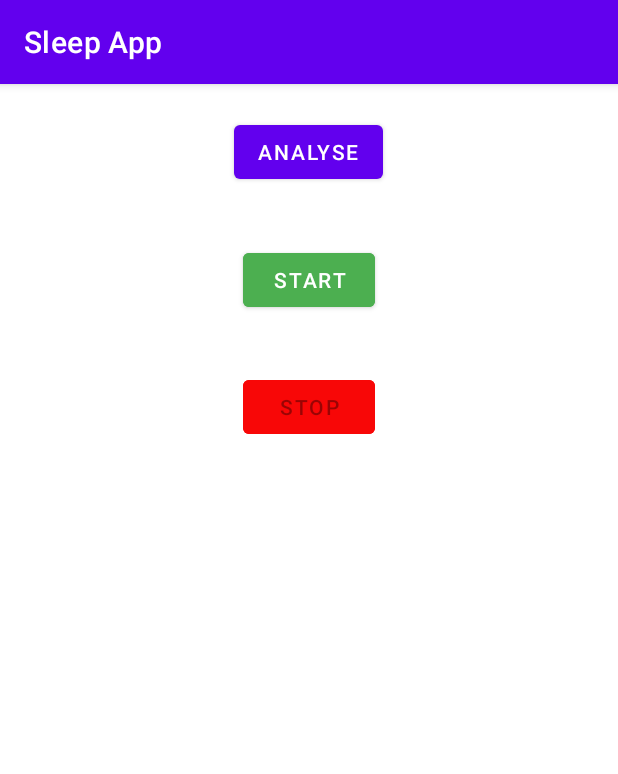
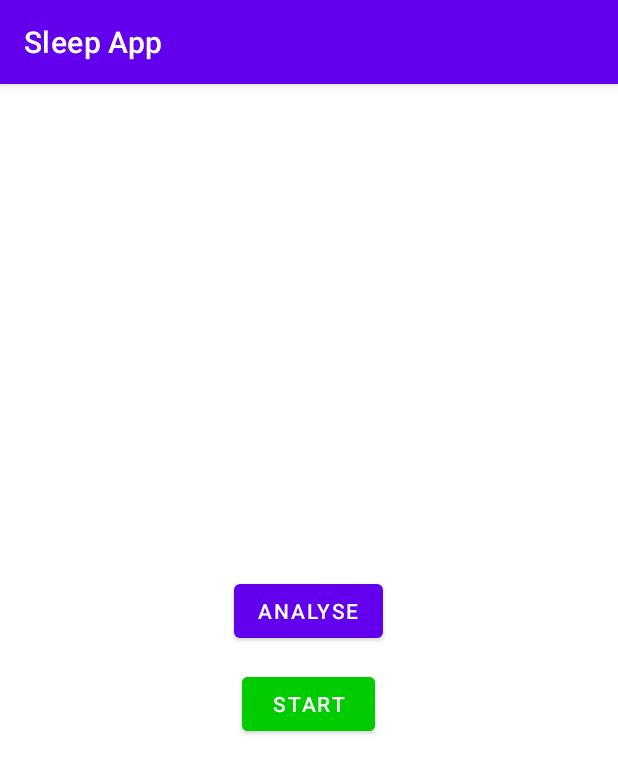
Before and after one commit to holworthy/sleep-app, an Android app: the screen it shows after launch (MainActivity), on a phone screen of 412 x 824 dp. Shown: the top 774 px of the screen. Run offline under Robolectric (Android 15) with nearby library versions, the phone set to English and light mode, and no system bars; 2 statements that could not run were skipped.

Commit message:
changed stop and start buttons into one

```diff
--- a/src/sleep-app/app/src/main/java/holworthy/sleepapp/MainActivity.java
+++ b/src/sleep-app/app/src/main/java/holworthy/sleepapp/MainActivity.java
@@ -6,6 +6,7 @@ import android.app.NotificationManager;
 import android.content.ComponentName;
 import android.content.Intent;
 import android.content.ServiceConnection;
+import android.graphics.Color;
 import android.os.Build;
 import android.os.Bundle;
 import android.os.Environment;
@@ -23,9 +24,8 @@ import java.util.ArrayList;
 
 public class MainActivity extends AppCompatActivity {
 
-	private Button startButton;
-	private Button stopButton;
 	private Button analyseButton;
+	private Button startStopButton;
 	private AlertDialog storageAlert;
 	private SleepService sleepService;
 
@@ -66,46 +66,34 @@ public class MainActivity extends AppCompatActivity {
 			overridePendingTransition(R.anim.slide_in_right, R.anim.slide_out_left);
 		});
 
-		startButton = findViewById(R.id.startButton);
-		stopButton = findViewById(R.id.stopButton);
+		startStopButton = findViewById(R.id.startStopButton);
 
 		Intent sleepServiceIntent = new Intent(this, SleepService.class);
 		class MyServiceConnection implements ServiceConnection {
 			@Override
 			public void onServiceConnected(ComponentName componentName, IBinder iBinder) {
 				sleepService = ((SleepService.MyBinder) iBinder).getService();
-
-				if(sleepService.isRecording()) {
-					stopButton.setEnabled(true);
-					startButton.setEnabled(false);
-				} else {
-					startButton.setEnabled(true);
-					stopButton.setEnabled(false);
-				}
+				updateStartStopButton();
+				startStopButton.setEnabled(true);
 			}
 
 			@Override
 			public void onServiceDisconnected(ComponentName componentName) {
-
+				sleepService = null;
 			}
 		}
 		MyServiceConnection myServiceConnection = new MyServiceConnection();
 		startService(sleepServiceIntent);
 		bindService(sleepServiceIntent, myServiceConnection, BIND_AUTO_CREATE | BIND_ABOVE_CLIENT);
 
-		startButton.setOnClickListener(v -> {
-			startButton.setEnabled(false);
-			stopButton.setEnabled(true);
-			sleepService.startRecording();
+		startStopButton.setOnClickListener(v -> {
+			if(!sleepService.isRecording())
+				sleepService.startRecording();
+			else
+				sleepService.stopRecording();
+			updateStartStopButton();
 		});
-		startButton.setEnabled(false);
-
-		stopButton.setOnClickListener(v -> {
-			stopButton.setEnabled(false);
-			startButton.setEnabled(true);
-			sleepService.stopRecording();
-		});
-		stopButton.setEnabled(false);
+		startStopButton.setEnabled(false);
 	}
 
 	public static File[] getSleepFiles() {
@@ -136,4 +124,14 @@ public class MainActivity extends AppCompatActivity {
 		randomAccessFile.close();
 		return end - start;
 	}
+
+	private void updateStartStopButton() {
+		if(sleepService.isRecording()) {
+			startStopButton.setText("Stop");
+			startStopButton.getBackground().setTint(Color.parseColor("#CC0000"));
+		} else {
+			startStopButton.setText("Start");
+			startStopButton.getBackground().setTint(Color.parseColor("#00CC00"));
+		}
+	}
 }
--- a/src/sleep-app/app/src/main/java/holworthy/sleepapp/SleepService.java
+++ b/src/sleep-app/app/src/main/java/holworthy/sleepapp/SleepService.java
@@ -1,8 +1,6 @@
 package holworthy.sleepapp;
 
 import android.app.Notification;
-import android.app.NotificationChannel;
-import android.app.NotificationManager;
 import android.app.PendingIntent;
 import android.app.Service;
 import android.content.Intent;
--- a/src/sleep-app/app/src/main/res/layout/activity_main.xml
+++ b/src/sleep-app/app/src/main/res/layout/activity_main.xml
@@ -7,46 +7,33 @@
     tools:context=".MainActivity">
 
     <Button
-        android:id="@+id/startButton"
-        android:layout_width="wrap_content"
+        android:id="@+id/startStopButton"
+        android:layout_width="0dp"
         android:layout_height="wrap_content"
         android:layout_marginStart="161dp"
-        android:layout_marginTop="16dp"
+        android:layout_marginTop="1dp"
         android:layout_marginEnd="162dp"
-        android:layout_marginBottom="16dp"
+        android:layout_marginBottom="319dp"
         android:backgroundTint="#4CAF50"
         android:text="Start"
-        app:layout_constraintBottom_toTopOf="@+id/stopButton"
+        app:layout_constraintBottom_toBottomOf="parent"
         app:layout_constraintEnd_toEndOf="parent"
         app:layout_constraintStart_toStartOf="parent"
         app:layout_constraintTop_toBottomOf="@+id/analyseButton" />
-
-    <Button
-        android:id="@+id/stopButton"
-        android:layout_width="wrap_content"
-        android:layout_height="wrap_content"
-        android:layout_marginStart="162dp"
-        android:layout_marginTop="16dp"
-        android:layout_marginEnd="162dp"
-        android:layout_marginBottom="523dp"
-        android:backgroundTint="#F80707"
-        android:text="Stop"
-        app:layout_constraintBottom_toBottomOf="parent"
-        app:layout_constraintEnd_toEndOf="parent"
-        app:layout_constraintStart_toStartOf="parent"
-        app:layout_constraintTop_toBottomOf="@+id/startButton" />
 
     <Button
         android:id="@+id/analyseButton"
         android:layout_width="wrap_content"
         android:layout_height="wrap_content"
         android:layout_marginStart="155dp"
-        android:layout_marginTop="16dp"
+        android:layout_marginTop="316dp"
         android:layout_marginEnd="156dp"
-        android:layout_marginBottom="16dp"
+        android:layout_marginBottom="1dp"
         android:text="ANALYSE"
-        app:layout_constraintBottom_toTopOf="@+id/startButton"
+        app:layout_constraintBottom_toTopOf="@+id/startStopButton"
         app:layout_constraintEnd_toEndOf="parent"
         app:layout_constraintStart_toStartOf="parent"
         app:layout_constraintTop_toTopOf="parent" />
+
+
 </androidx.constraintlayout.widget.ConstraintLayout>
```
